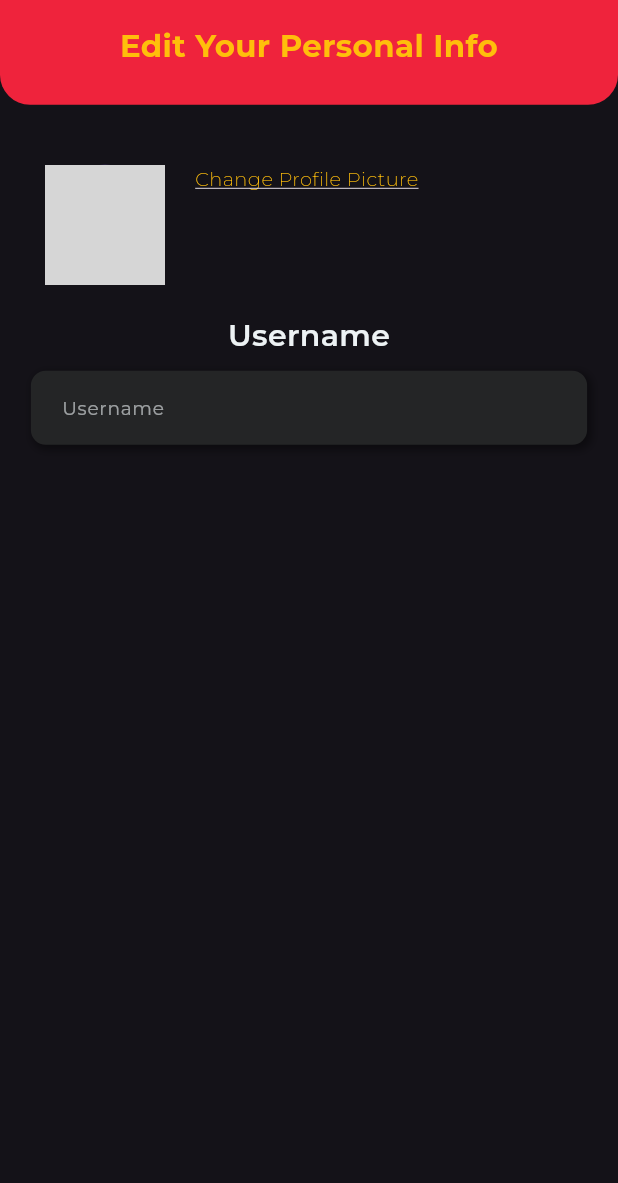
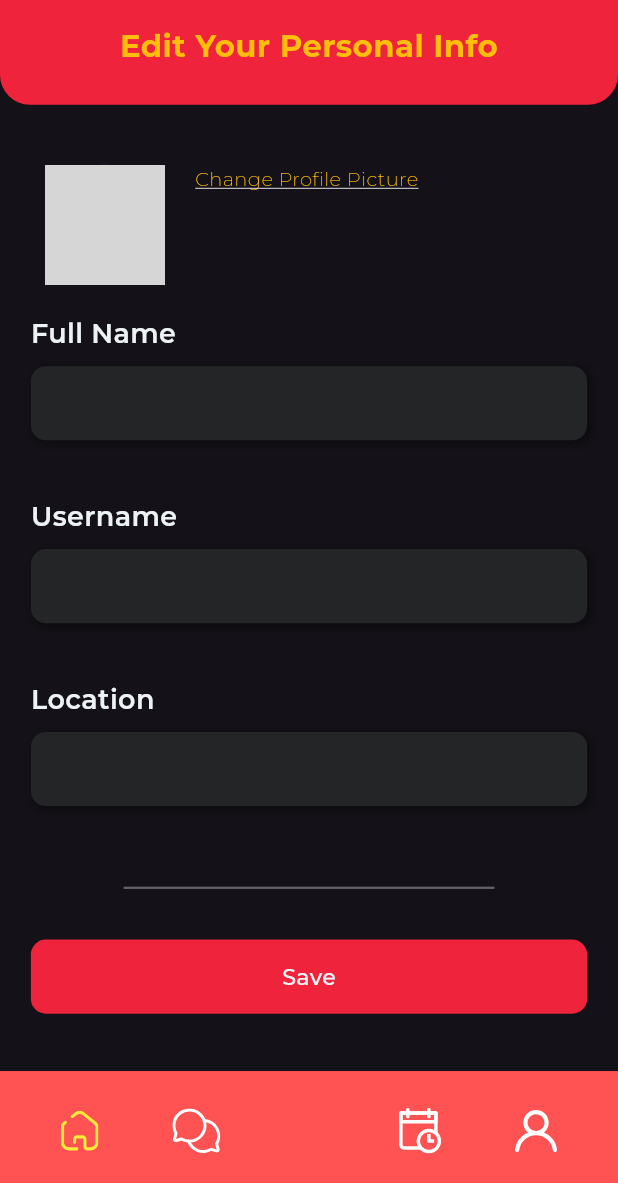
Before and after one commit to mubashir538/Taqreeb, a Flutter app: the AccountInfo2 screen opened directly, on a phone screen of 412 x 824 dp, the part 53-1236 px from its top. Run offline on Flutter 3.47's test engine with Material 3 defaults, Android fonts, the phone set to English and light mode, and no system bars; our stand-ins replace flutter_svg, google_fonts; network calls fail; grey boxes are pictures that could not be loaded.

Commit message:
account info, checklist

```diff
--- a/lib/Screens/AccountInfo2.dart
+++ b/lib/Screens/AccountInfo2.dart
@@ -1,5 +1,6 @@
 import 'package:flutter/material.dart';
 import 'package:google_fonts/google_fonts.dart';
+import 'package:taqreeb/Components/Colored%20Button.dart';
 import 'package:taqreeb/Components/header.dart';
 import 'package:taqreeb/Components/my%20divider.dart';
 import 'package:taqreeb/Components/navbar.dart';
@@ -64,16 +65,65 @@ class AccountInfo2 extends StatelessWidget {
             ),
 
             //TextBoxes
-        Text("Username",
+            Column(
+              crossAxisAlignment: CrossAxisAlignment.start,
+              mainAxisAlignment: MainAxisAlignment.start,
+              children: [
+                Text("Full Name",
+                    //textAlign: TextAlign.start,
                     style: GoogleFonts.montserrat(
-                fontSize: 20,
+                        fontSize: 18,
                         fontWeight: FontWeight.w600,
                         color: MyColors.white)),
-        MyTextBox(hint: 'Username'),
+                MyTextBox(hint: ''),
                 SizedBox(
                   height: 30,
                 ),
+                Text("Username",
+                    textAlign: TextAlign.start,
+                    style: GoogleFonts.montserrat(
+                        fontSize: 18,
+                        fontWeight: FontWeight.w600,
+                        color: MyColors.white)),
+                MyTextBox(hint: ''),
+                SizedBox(
+                  height: 30,
+                ),
+                Text("Location",
+                    textAlign: TextAlign.start,
+                    style: GoogleFonts.montserrat(
+                        fontSize: 18,
+                        fontWeight: FontWeight.w600,
+                        color: MyColors.white)),
+                MyTextBox(hint: ''),
+                SizedBox(
+                  height: 30,
+                ),
+              ],
+            ),
+
+            //Divider
+            MyDivider(width: screenWidth * 0.6),
+            const SizedBox(height: 10),
+
+            //Colored Button
+            ColoredButton(text: 'Save'),
+            SizedBox(
+              height: 30,
+            ),
+
+            //Navbar
+            Navbar(),
+            // FloatingActionButton(
+            //   onPressed: () {},
+            //   backgroundColor: MyColors.Yellow,
+            //   child: Icon(Icons.add, color: MyColors.red),
+            // ),
           ]),
-    )));
+        ),
+      ),
+      // floatingActionButtonLocation: FloatingActionButtonLocation.centerDocked,
+      // bottomNavigationBar: Navbar(),
+    );
   }
 }
--- a/lib/main.dart
+++ b/lib/main.dart
@@ -1,10 +1,8 @@
 import 'package:flutter/material.dart';
 import 'package:taqreeb/Screens/AccountInfo1.dart';
 import 'package:taqreeb/Screens/AccountInfo2.dart';
-import 'package:taqreeb/Screens/Event%20Details.dart';
-import 'package:taqreeb/Screens/View%20Function.dart';
+import 'package:taqreeb/Screens/Create%20Checklist.dart';
 import 'package:taqreeb/Screens/Home/Home.dart';
-import 'package:taqreeb/Screens/Login%20Screen.dart';
 
 void main() {
   runApp(const MainApp());
@@ -16,7 +14,7 @@ class MainApp extends StatelessWidget {
   @override
   Widget build(BuildContext context) {
     return MaterialApp(
-      home: AccountInfo2(),
+      home: CreateChecklist(),
       theme: ThemeData.dark(
         useMaterial3: true,
       ),
```
Also changed, not shown: lib/Screens/AccountInfo1.dart (+80 -53 lines), lib/Screens/Create Checklist.dart (added, +46 -0 lines). Lines whose indentation alone changed are shown as unchanged.
